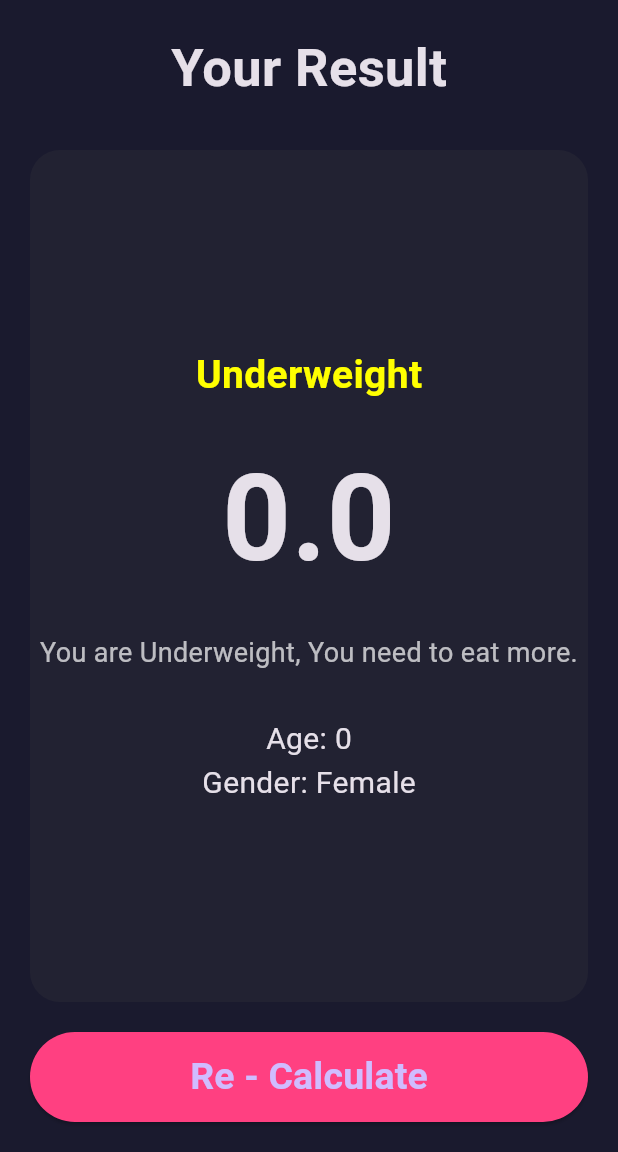
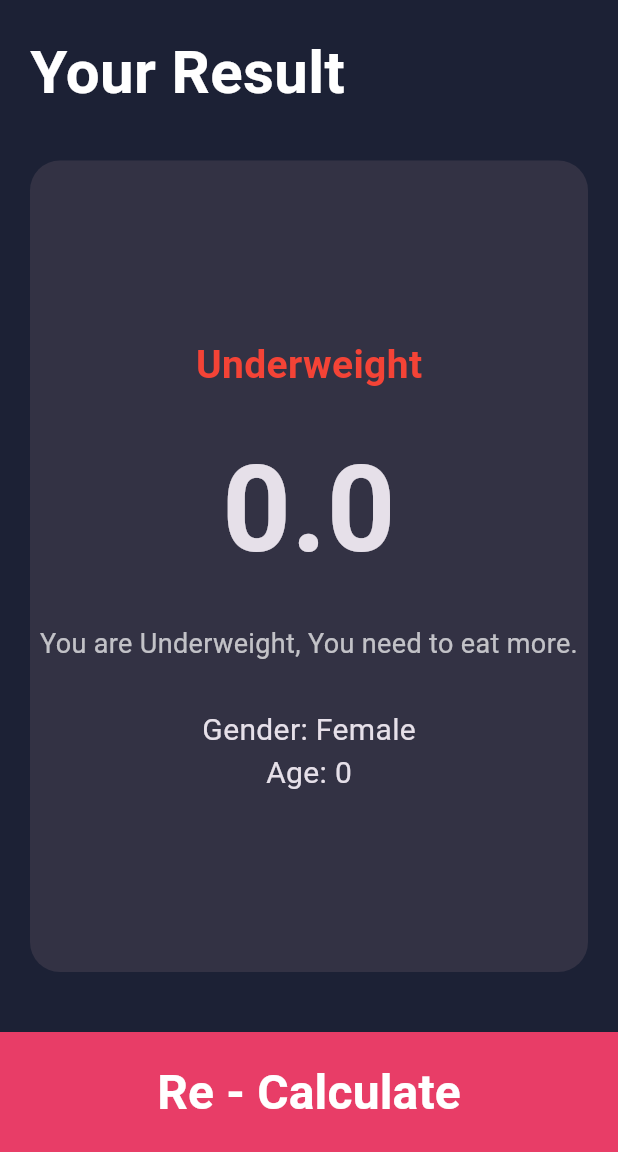
Before and after one commit to Hazem-elsayed-nassar/bmi_calculator, a Flutter app: the ResultScreen screen opened directly with empty values, on a phone screen of 412 x 824 dp, the part 84-1236 px from its top. Run offline on Flutter 3.47's test engine with Material 3 defaults, Android fonts, the phone set to English and light mode, and no system bars.

Commit message:
custom_nav_bar

```diff
--- a/lib/main.dart
+++ b/lib/main.dart
@@ -1,5 +1,6 @@
 import 'package:flutter/material.dart';
 import 'bmi_app.dart';
+
 void main() {
   runApp(BmiApp());
 }
--- a/lib/screens/result_screen.dart
+++ b/lib/screens/result_screen.dart
@@ -1,3 +1,4 @@
+import 'package:bmi_calculator/widgets/custom_nav_bat.dart';
 import 'package:flutter/material.dart';
 import '../widgets/custom_app_bar.dart';
 
@@ -28,28 +29,31 @@ class ResultScreen extends StatelessWidget {
   }
 
   Color get resultColor {
-    if (bmi < 18.5) return Colors.yellowAccent;
-    if (bmi < 25) return Colors.greenAccent;
-    if (bmi < 30) return Colors.orangeAccent;
+    if (bmi < 18.5) return Colors.red;
+    if (bmi < 25) return Color(0xff21BF73);
+    if (bmi < 30) return Colors.red;
     return Colors.redAccent;
   }
+
+  get bottomNavigationBar => null;
 
   @override
   Widget build(BuildContext context) {
     return Scaffold(
-      backgroundColor: const Color(0xFF1A1A2E),
+      backgroundColor: const Color(0xFF1C2135),
       appBar: const CustomAppBar(),
 
       body: Padding(
         padding: const EdgeInsets.all(20),
         child: Column(
-          crossAxisAlignment: CrossAxisAlignment.center,
+          crossAxisAlignment: CrossAxisAlignment.start,
           children: [
             const Text(
               "Your Result",
               style: TextStyle(
-                fontSize: 35,
+                fontSize: 40,
                 fontWeight: FontWeight.bold,
+                color: Color(0xffffffff),
               ),
             ),
 
@@ -59,7 +63,7 @@ class ResultScreen extends StatelessWidget {
               child: Container(
                 width: double.infinity,
                 decoration: BoxDecoration(
-                  color: const Color(0xFF222232),
+                  color: Color(0xff333244),
                   borderRadius: BorderRadius.circular(20),
                 ),
                 child: Column(
@@ -92,38 +96,24 @@ class ResultScreen extends StatelessWidget {
                     ),
                     const SizedBox(height: 30),
                     Text(
-                      "Age: $age",
-                      style: const TextStyle(fontSize: 20),
-                    ),
-                    Text(
                       "Gender: ${isMale ? "Male" : "Female"}",
                       style: const TextStyle(fontSize: 20),
                     ),
+                    Text("Age: $age", style: const TextStyle(fontSize: 20)),
                   ],
                 ),
               ),
             ),
 
             const SizedBox(height: 20),
-
-            SizedBox(
-              height: 60,
-              width: double.infinity,
-              child: ElevatedButton(
-                style: ElevatedButton.styleFrom(
-                  backgroundColor: Colors.pinkAccent,
-                ),
-                onPressed: () {
-                  Navigator.pop(context);
-                },
-                child: const Text(
-                  "Re - Calculate",
-                  style: TextStyle(fontSize: 25, fontWeight: FontWeight.bold),
-                ),
-              ),
-            ),
           ],
         ),
+      ),
+      bottomNavigationBar: BottomButtonBar(
+        text: "Re - Calculate",
+        onPressed: () {
+          Navigator.pop(context);
+        },
       ),
     );
   }
--- a/lib/widgets/custom_app_bar.dart
+++ b/lib/widgets/custom_app_bar.dart
@@ -1,9 +1,8 @@
 import 'package:flutter/material.dart';
 
 class CustomAppBar extends StatelessWidget implements PreferredSizeWidget {
-@override
+  @override
   Size get preferredSize => Size.fromHeight(kToolbarHeight);
-
 
   const CustomAppBar({super.key});
 
--- /dev/null
+++ b/lib/widgets/custom_nav_bat.dart
@@ -0,0 +1,34 @@
+import 'package:flutter/material.dart';
+
+class BottomButtonBar extends StatelessWidget {
+  final String text;
+  final VoidCallback onPressed;
+
+  const BottomButtonBar({
+    super.key,
+    required this.text,
+    required this.onPressed,
+  });
+
+  @override
+  Widget build(BuildContext context) {
+    return Container(
+      width: double.infinity,
+      height: 80,
+      color: const Color(0xffE83D67),
+      child: Center(
+        child: TextButton(
+          onPressed: onPressed,
+          child: Text(
+            text,
+            style: const TextStyle(
+              fontSize: 32,
+              fontWeight: FontWeight.w600,
+              color: Colors.white,
+            ),
+          ),
+        ),
+      ),
+    );
+  }
+}
```
Also changed, not shown: lib/screens/home_screen.dart (+26 -20 lines), lib/widgets/counter_container.dart (+18 -12 lines).
